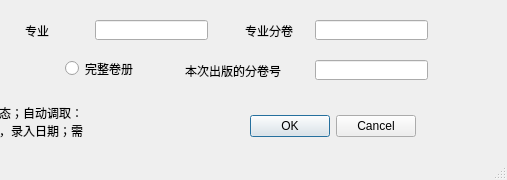
Old version of the form GUI/pid_new_drawing.ui in the repository duoqiang19/pid; both pictures show x 225 to 732 and y 0 to 180 of the 732 by 180 pixel window.
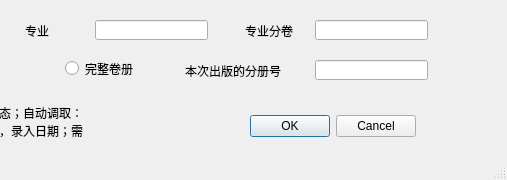
New version of the form.

Diff of the .ui file:
```diff
--- a/GUI/pid_new_drawing.ui
+++ b/GUI/pid_new_drawing.ui
@@ -144,7 +144,7 @@
     </rect>
    </property>
    <property name="text">
-    <string>本次出版的分卷号</string>
+    <string>本次出版的分册号</string>
    </property>
   </widget>
   <widget class="QRadioButton" name="radioButton_integrity">
```
Left out of the diff: 4 changed lines with no effect on the pictures.
